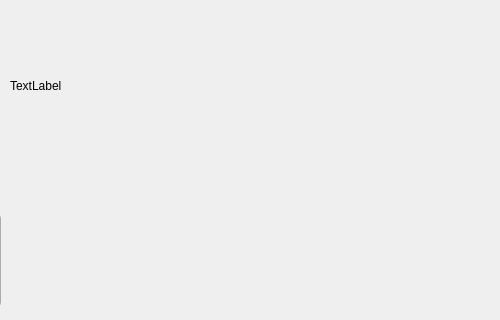
Ruha24/HotelQt, file design/mainwindow.ui: the form before one commit; both pictures show x 300 to 800 and y 125 to 445 of the 800 by 600 pixel window.
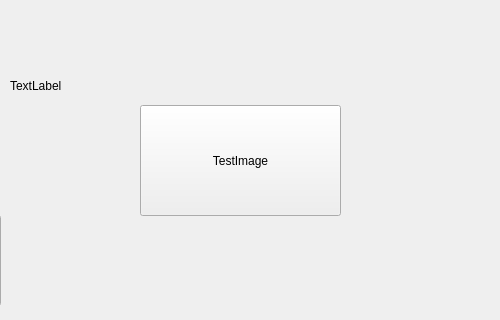
The form after the commit.

```diff
--- a/design/mainwindow.ui
+++ b/design/mainwindow.ui
@@ -79,6 +79,19 @@
      <string>TestUI</string>
     </property>
    </widget>
+   <widget class="QPushButton" name="pushButton_5">
+    <property name="geometry">
+     <rect>
+      <x>440</x>
+      <y>230</y>
+      <width>201</width>
+      <height>111</height>
+     </rect>
+    </property>
+    <property name="text">
+     <string>TestImage</string>
+    </property>
+   </widget>
   </widget>
   <widget class="QMenuBar" name="menubar">
    <property name="geometry">
```
